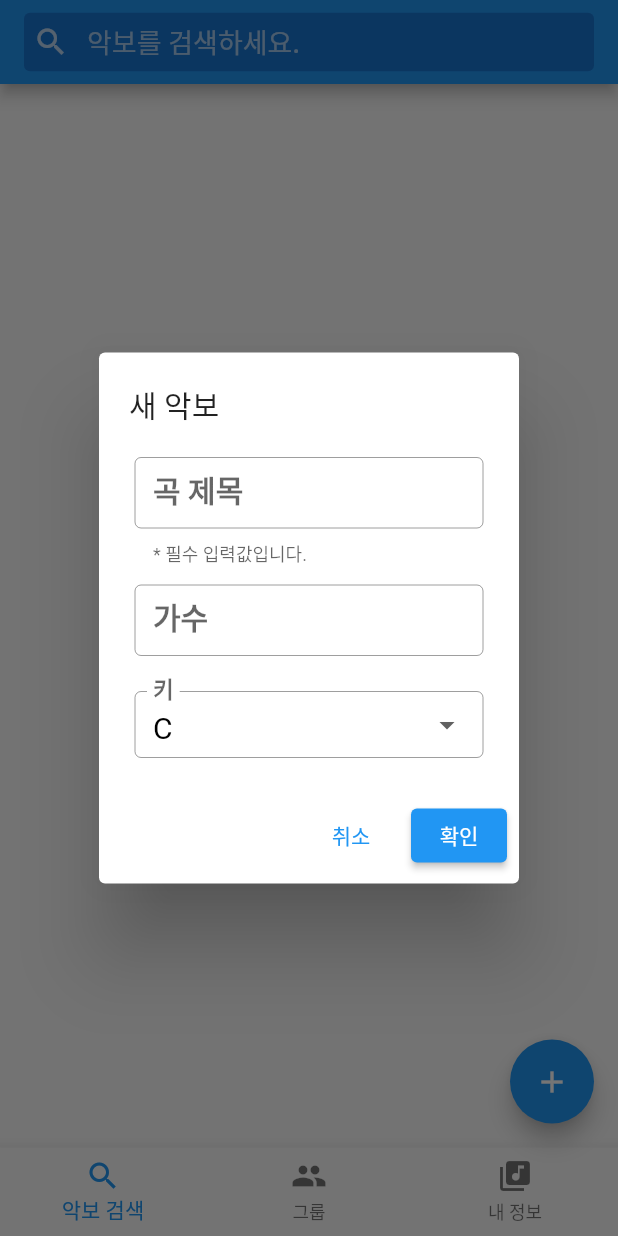
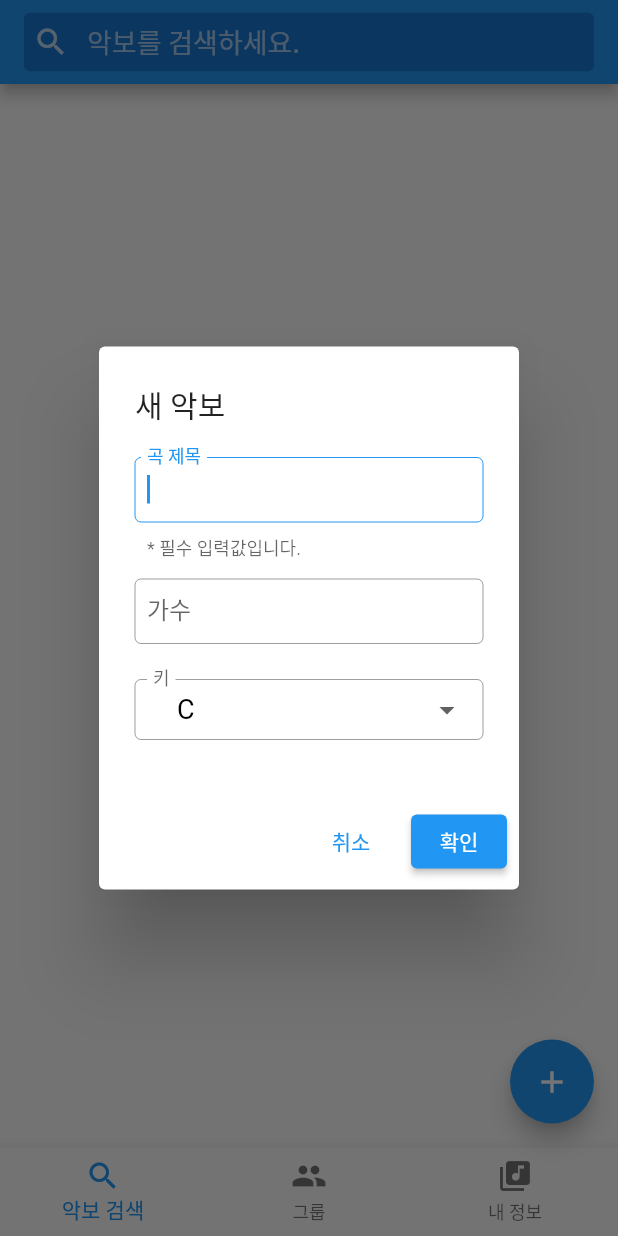
Before and after one commit to kckc0608/Chord-Everdu, a Flutter app: the screen it shows after launch, after a tap on the "add" icon, on a phone screen of 412 x 824 dp. Run offline on Flutter 3.47's test engine with Material 2 defaults, Android fonts, the phone set to English and light mode, and no system bars; our stand-ins replace cloud_firestore, dotted_border, dropdown_button2, firebase_auth, firebase_core, google_sign_in and 1 more; accounts and stored records are empty.

Commit message:
DESIGN: 모달 디자인 통일
1. TextTheme 커스텀 디자인을 title medium 대신 display medium 에 적용
  - section title 디자인 display medium을 사용하도록 수정
2. 모달 디자인 통일
  - 새 악보 모달의 드롭박스 디자인 개선
  - 모달 세로 길이를 고정하지 않고 content fit 하게 수정

```diff
--- a/lib/main.dart
+++ b/lib/main.dart
@@ -30,7 +30,11 @@ class MyApp extends StatelessWidget {
       title: 'Chord Everdu',
       theme: ThemeData(
         textTheme: const TextTheme(
-          titleMedium: TextStyle(fontWeight: FontWeight.bold, fontSize: 24),
+          displayLarge: TextStyle(
+            color: Colors.black,
+            fontWeight: FontWeight.bold,
+            fontSize: 24,
+          ),
           titleSmall: TextStyle(fontWeight: FontWeight.bold, fontSize: 18)
         )
       ),
--- a/lib/page/common_widget/section_title.dart
+++ b/lib/page/common_widget/section_title.dart
@@ -8,7 +8,7 @@ class SectionTitle extends StatelessWidget {
   Widget build(BuildContext context) {
     return Padding(
       padding: const EdgeInsets.symmetric(horizontal: 4, vertical: 8),
-      child: Text(data, style: Theme.of(context).textTheme.titleMedium),
+      child: Text(data, style: Theme.of(context).textTheme.displayLarge),
     );
   }
 }
--- a/lib/page/group/widget/new_group_dialog.dart
+++ b/lib/page/group/widget/new_group_dialog.dart
@@ -24,9 +24,8 @@ class _NewGroupDialogState extends State<NewGroupDialog> {
       title: const Text("새 그룹"),
       content: Form(
         key: _formKey,
-        child: SizedBox(
-          height: 180,
         child: Column(
+          mainAxisSize: MainAxisSize.min,
           children: [
             /// 그룹 이름
             TextFormField(
@@ -42,10 +41,10 @@ class _NewGroupDialogState extends State<NewGroupDialog> {
                 labelStyle: TextStyle(fontSize: 16),
                 helperText: "* 필수 입력값입니다.",
                 border: OutlineInputBorder(),
-                  contentPadding: EdgeInsets.fromLTRB(8, 12, 12, 8),
+                contentPadding: EdgeInsets.symmetric(horizontal: 8.0, vertical: 12.0),
                 isCollapsed: true,
               ),
-                style: const TextStyle(fontSize: 20, fontWeight: FontWeight.normal),
+              autofocus: true,
             ),
             /// 공개 여부
 
@@ -134,7 +133,6 @@ class _NewGroupDialogState extends State<NewGroupDialog> {
           ],
         ),
       ),
-      ),
       actions: [
         TextButton(onPressed: () {
           Navigator.of(context).pop();
--- a/lib/page/search_sheet/widget/new_sheet_dialog.dart
+++ b/lib/page/search_sheet/widget/new_sheet_dialog.dart
@@ -1,5 +1,6 @@
 import 'package:chord_everdu/data_class/sheet.dart';
 import 'package:chord_everdu/data_class/sheet_info.dart';
+import 'package:dropdown_button2/dropdown_button2.dart';
 import 'package:flutter/material.dart';
 import 'package:chord_everdu/page/sheet_viewer/sheet_viewer.dart';
 import 'package:provider/provider.dart';
@@ -13,7 +14,6 @@ class NewSheetDialog extends StatefulWidget {
 class _NewSheetDialogState extends State<NewSheetDialog> {
   final _minorKeyList = []; // TODO : Minor Key List Set
   final _majorKeyList = ["C", "C#/Db", "D", "Eb", "E", "F", "F#/Gb", "G", "Ab", "A", "Bb", "B"];
-  var _selectedKey = 0;
 
   final _controllerForTitle = TextEditingController();
   final _controllerForSinger = TextEditingController();
@@ -22,7 +22,7 @@ class _NewSheetDialogState extends State<NewSheetDialog> {
 
   final _formKey = GlobalKey<FormState>();
 
-  int lyricLine = 1;
+  int _selectedKey = 0;
 
   @override
   void dispose() {
@@ -37,21 +37,11 @@ class _NewSheetDialogState extends State<NewSheetDialog> {
   Widget build(BuildContext context) {
     return AlertDialog(
       title: const Text("새 악보"),
-      titlePadding: const EdgeInsets.fromLTRB(20, 20, 0, 0),
-      contentPadding: const EdgeInsets.fromLTRB(8.0, 0, 8.0, 0),
-      content: SizedBox(
-        height: 240,
-        child: Padding(
-          padding: const EdgeInsets.symmetric(horizontal: 8.0),
-          child: SingleChildScrollView(
-            child: Form(
+      content: Form(
         key: _formKey,
-              child: Padding(
-                padding: const EdgeInsets.symmetric(horizontal: 8.0),
         child: Column(
-                  mainAxisAlignment: MainAxisAlignment.start,
+          mainAxisSize: MainAxisSize.min,
           children: [
-                    const SizedBox(height: 20),
             TextFormField(
               controller: _controllerForTitle,
               focusNode: _focusNodeForTitle,
@@ -61,45 +51,47 @@ class _NewSheetDialogState extends State<NewSheetDialog> {
                 }
                 return null;
               },
-                      style: const TextStyle(fontSize: 20),
               decoration: const InputDecoration(
                 labelText: "곡 제목",
-                        labelStyle: TextStyle(fontSize: 20),
                 helperText: "* 필수 입력값입니다.",
                 border: OutlineInputBorder(),
-                        contentPadding: EdgeInsets.fromLTRB(12, 16, 12, 8),
+                contentPadding: EdgeInsets.symmetric(horizontal: 8.0, vertical: 12.0),
                 isCollapsed: true,
               ),
               onEditingComplete: () {
                 _focusNodeForTitle.unfocus();
               },
-
+              autofocus: true,
             ),
-                    const SizedBox(height: 12),
-                    TextField(
+            Padding(
+              padding: const EdgeInsets.symmetric(vertical: 12.0),
+              child: TextField(
                 focusNode: _focusNodeForSinger,
                 controller: _controllerForSinger,
-                      style: const TextStyle(fontSize: 20),
                 decoration: const InputDecoration(
                   labelText: "가수",
-                        labelStyle: TextStyle(fontSize: 20),
                   border: OutlineInputBorder(),
                   isCollapsed: true,
-                        contentPadding: EdgeInsets.fromLTRB(12, 16, 12, 8),
+                  contentPadding: EdgeInsets.symmetric(horizontal: 8.0, vertical: 12.0),
                 ),
                 onEditingComplete: () {
                   _focusNodeForSinger.unfocus();
                 },
               ),
-                    const SizedBox(height: 24),
-                    DropdownButtonFormField(
-                      style: const TextStyle(fontSize: 20, color: Colors.black),
+            ),
+            Padding(
+              padding: const EdgeInsets.symmetric(vertical: 12.0),
+              child: DropdownButtonFormField2(
+                style: const TextStyle(fontSize: 18, color: Colors.black),
                 decoration: const InputDecoration(
                   labelText: "키",
-                        labelStyle: TextStyle(fontSize: 20),
                   border: OutlineInputBorder(),
-                        contentPadding: EdgeInsets.fromLTRB(12, 12, 12, 8),
+                  contentPadding: EdgeInsets.fromLTRB(12, 8, 12, 8),
                   isCollapsed: true,
+                ),
+                dropdownStyleData: const DropdownStyleData(
+                  maxHeight: 200,
+                  offset: Offset(0, -2)
                 ),
                 value: _selectedKey,
                 items: _majorKeyList.map((value) {
@@ -115,11 +107,8 @@ class _NewSheetDialogState extends State<NewSheetDialog> {
                   });
                 },
               ),
+            ),
           ],
-                ),
-              ),
-            ),
-          ),
         ),
       ),
       actions: [
```
Lines whose indentation alone changed are shown as unchanged.
